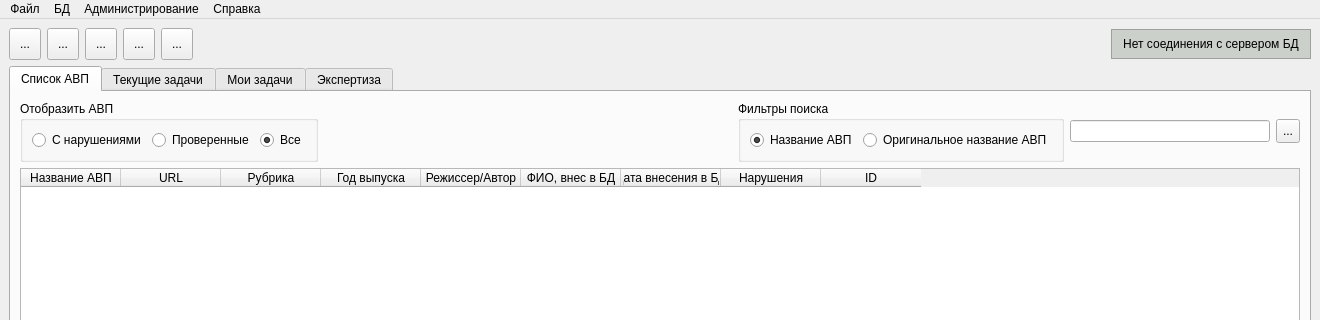
Before: the Qt Designer form arm_o/mainwindow.ui in levdikandrey/DataCollector, drawn with Qt 5; both pictures show x 0 to 1320 and y 0 to 320 of the 1320 by 796 pixel window.
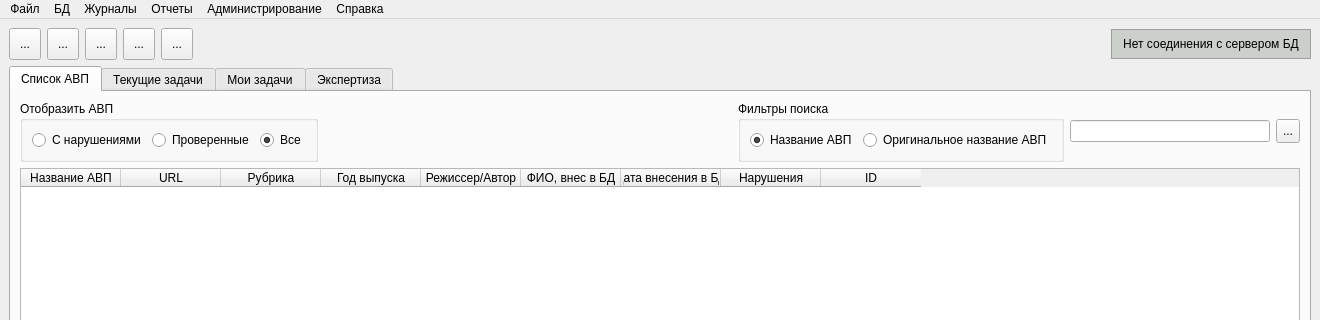
After: the same form once the commit is applied. Icons and pictures are not drawn.

```diff
--- a/arm_o/mainwindow.ui
+++ b/arm_o/mainwindow.ui
@@ -1512,8 +1512,23 @@
     <addaction name="actionClearDB"/>
     <addaction name="actionMakeReport"/>
    </widget>
+   <widget class="QMenu" name="menu_5">
+    <property name="title">
+     <string>Журналы</string>
+    </property>
+    <addaction name="actionJournalSession"/>
+    <addaction name="actionJournalJob"/>
+   </widget>
+   <widget class="QMenu" name="menu_6">
+    <property name="title">
+     <string>Отчеты</string>
+    </property>
+    <addaction name="action_3"/>
+   </widget>
    <addaction name="menu"/>
    <addaction name="menu_2"/>
+   <addaction name="menu_5"/>
+   <addaction name="menu_6"/>
    <addaction name="menu_4"/>
    <addaction name="menu_3"/>
   </widget>
```
Left out of the diff: 23 changed lines with no effect on the pictures.
